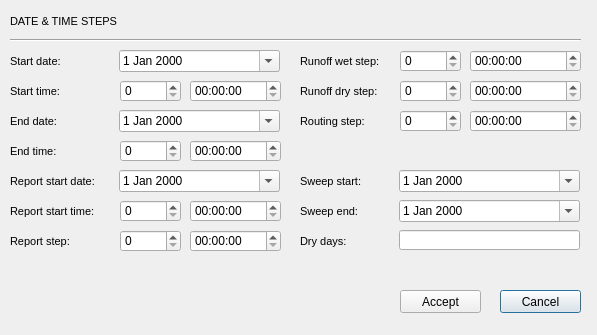
Above: ui/ud_times.ui from Giswater/giswater_qgis_plugin before the change. Below: the same form after it.
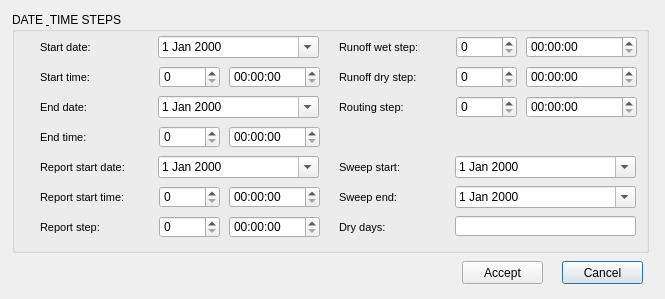
That is the form after the change.

The edit to the form file:
```diff
--- a/ui/ud_times.ui
+++ b/ui/ud_times.ui
@@ -6,56 +6,113 @@
    <rect>
     <x>0</x>
     <y>0</y>
-    <width>597</width>
-    <height>335</height>
+    <width>665</width>
+    <height>299</height>
    </rect>
   </property>
   <property name="windowTitle">
    <string>Timeseries</string>
   </property>
-  <widget class="QLabel" name="label_start_time">
+  <widget class="QPushButton" name="btn_cancel">
    <property name="geometry">
     <rect>
-     <x>10</x>
-     <y>80</y>
-     <width>71</width>
-     <height>22</height>
+     <x>562</x>
+     <y>261</y>
+     <width>81</width>
+     <height>23</height>
     </rect>
    </property>
-   <property name="font">
-    <font>
-     <pointsize>8</pointsize>
-     <italic>false</italic>
-    </font>
+   <property name="text">
+    <string>Cancel</string>
    </property>
-   <property name="frameShape">
-    <enum>QFrame::NoFrame</enum>
+  </widget>
+  <widget class="QPushButton" name="btn_accept">
+   <property name="geometry">
+    <rect>
+     <x>462</x>
+     <y>261</y>
+     <width>81</width>
+     <height>23</height>
+    </rect>
    </property>
-   <property name="frameShadow">
-    <enum>QFrame::Plain</enum>
-   </property>
    <property name="text">
-    <string>Start time:</string>
+    <string>Accept</string>
    </property>
-   <property name="textFormat">
-    <enum>Qt::AutoText</enum>
+  </widget>
+  <widget class="QGroupBox" name="groupBox">
+   <property name="geometry">
+    <rect>
+     <x>12</x>
+     <y>12</y>
+     <width>637</width>
+     <height>241</height>
+    </rect>
    </property>
-   <property name="scaledContents">
-    <bool>false</bool>
+   <property name="title">
+    <string>DATE &amp; TIME STEPS</string>
    </property>
-   <property name="alignment">
-    <set>Qt::AlignLeading|Qt::AlignLeft|Qt::AlignVCenter</set>
-   </property>
-   <property name="margin">
-    <number>3</number>
+   <widget class="QSpinBox" name="report_start_time_day">
+    <property name="geometry">
+     <rect>
+      <x>147</x>
+      <y>174</y>
+      <width>61</width>
+      <height>22</height>
+     </rect>
+    </property>
+   </widget>
+   <widget class="QDateEdit" name="end_date">
+    <property name="geometry">
+     <rect>
+      <x>146</x>
+      <y>84</y>
+      <width>161</width>
+      <height>22</height>
+     </rect>
+    </property>
+    <property name="calendarPopup">
+     <bool>true</bool>
+    </property>
+   </widget>
+   <widget class="QSpinBox" name="dry_step_day">
+    <property name="geometry">
+     <rect>
+      <x>444</x>
+      <y>54</y>
+      <width>61</width>
+      <height>22</height>
+     </rect>
+    </property>
+   </widget>
+   <widget class="QTimeEdit" name="dry_step">
+    <property name="geometry">
+     <rect>
+      <x>514</x>
+      <y>54</y>
+      <width>111</width>
+      <height>22</height>
+     </rect>
+    </property>
+   </widget>
+   <widget class="QDateEdit" name="sweep_start">
+    <property name="geometry">
+     <rect>
+      <x>443</x>
+      <y>144</y>
+      <width>181</width>
+      <height>22</height>
+     </rect>
+    </property>
+    <property name="calendarPopup">
+     <bool>true</bool>
    </property>
   </widget>
   <widget class="QLabel" name="label_start_date">
    <property name="geometry">
     <rect>
-     <x>10</x>
-     <y>50</y>
-     <width>61</width>
+      <x>28</x>
+      <y>24</y>
+      <width>97</width>
      <height>22</height>
     </rect>
    </property>
@@ -87,210 +144,30 @@
     <number>3</number>
    </property>
   </widget>
-  <widget class="QLabel" name="label_date_time_steps">
+   <widget class="QLineEdit" name="dry_days">
    <property name="geometry">
     <rect>
-     <x>10</x>
-     <y>10</y>
-     <width>111</width>
-     <height>22</height>
-    </rect>
-   </property>
-   <property name="font">
-    <font>
-     <pointsize>8</pointsize>
-     <italic>false</italic>
-    </font>
-   </property>
-   <property name="frameShape">
-    <enum>QFrame::NoFrame</enum>
-   </property>
-   <property name="frameShadow">
-    <enum>QFrame::Plain</enum>
-   </property>
-   <property name="text">
-    <string>DATE &amp; TIME STEPS</string>
-   </property>
-   <property name="textFormat">
-    <enum>Qt::AutoText</enum>
-   </property>
-   <property name="scaledContents">
-    <bool>false</bool>
-   </property>
-   <property name="alignment">
-    <set>Qt::AlignLeading|Qt::AlignLeft|Qt::AlignVCenter</set>
-   </property>
-   <property name="margin">
-    <number>3</number>
-   </property>
-  </widget>
-  <widget class="Line" name="line">
-   <property name="geometry">
-    <rect>
-     <x>10</x>
-     <y>30</y>
-     <width>571</width>
+      <x>443</x>
+      <y>204</y>
+      <width>181</width>
      <height>20</height>
     </rect>
    </property>
-   <property name="orientation">
-    <enum>Qt::Horizontal</enum>
-   </property>
-  </widget>
-  <widget class="QLabel" name="label_endtime">
-   <property name="geometry">
-    <rect>
-     <x>10</x>
-     <y>140</y>
-     <width>81</width>
-     <height>22</height>
-    </rect>
-   </property>
    <property name="font">
     <font>
-     <pointsize>8</pointsize>
-     <italic>false</italic>
-    </font>
-   </property>
-   <property name="frameShape">
-    <enum>QFrame::NoFrame</enum>
-   </property>
-   <property name="frameShadow">
-    <enum>QFrame::Plain</enum>
-   </property>
+      <italic>true</italic>
+     </font>
+    </property>
    <property name="text">
-    <string>End time:</string>
-   </property>
-   <property name="textFormat">
-    <enum>Qt::AutoText</enum>
-   </property>
-   <property name="scaledContents">
-    <bool>false</bool>
-   </property>
-   <property name="alignment">
-    <set>Qt::AlignLeading|Qt::AlignLeft|Qt::AlignVCenter</set>
-   </property>
-   <property name="margin">
-    <number>3</number>
-   </property>
-  </widget>
-  <widget class="QLabel" name="label_enddate">
-   <property name="geometry">
-    <rect>
-     <x>10</x>
-     <y>110</y>
-     <width>81</width>
-     <height>22</height>
-    </rect>
-   </property>
-   <property name="font">
-    <font>
-     <pointsize>8</pointsize>
-     <italic>false</italic>
-    </font>
-   </property>
-   <property name="frameShape">
-    <enum>QFrame::NoFrame</enum>
-   </property>
-   <property name="frameShadow">
-    <enum>QFrame::Plain</enum>
-   </property>
-   <property name="text">
-    <string>End date:</string>
-   </property>
-   <property name="textFormat">
-    <enum>Qt::AutoText</enum>
-   </property>
-   <property name="scaledContents">
-    <bool>false</bool>
-   </property>
-   <property name="alignment">
-    <set>Qt::AlignLeading|Qt::AlignLeft|Qt::AlignVCenter</set>
-   </property>
-   <property name="margin">
-    <number>3</number>
-   </property>
-  </widget>
-  <widget class="QLabel" name="label_report_start_time">
-   <property name="geometry">
-    <rect>
-     <x>10</x>
-     <y>200</y>
-     <width>91</width>
-     <height>22</height>
-    </rect>
-   </property>
-   <property name="font">
-    <font>
-     <pointsize>8</pointsize>
-     <italic>false</italic>
-    </font>
-   </property>
-   <property name="frameShape">
-    <enum>QFrame::NoFrame</enum>
-   </property>
-   <property name="frameShadow">
-    <enum>QFrame::Plain</enum>
-   </property>
-   <property name="text">
-    <string>Report start time:</string>
-   </property>
-   <property name="textFormat">
-    <enum>Qt::AutoText</enum>
-   </property>
-   <property name="scaledContents">
-    <bool>false</bool>
-   </property>
-   <property name="alignment">
-    <set>Qt::AlignLeading|Qt::AlignLeft|Qt::AlignVCenter</set>
-   </property>
-   <property name="margin">
-    <number>3</number>
-   </property>
-  </widget>
-  <widget class="QLabel" name="label_sweep_start">
-   <property name="geometry">
-    <rect>
-     <x>300</x>
-     <y>170</y>
-     <width>81</width>
-     <height>22</height>
-    </rect>
-   </property>
-   <property name="font">
-    <font>
-     <pointsize>8</pointsize>
-     <italic>false</italic>
-    </font>
-   </property>
-   <property name="frameShape">
-    <enum>QFrame::NoFrame</enum>
-   </property>
-   <property name="frameShadow">
-    <enum>QFrame::Plain</enum>
-   </property>
-   <property name="text">
-    <string>Sweep start:</string>
-   </property>
-   <property name="textFormat">
-    <enum>Qt::AutoText</enum>
-   </property>
-   <property name="scaledContents">
-    <bool>false</bool>
-   </property>
-   <property name="alignment">
-    <set>Qt::AlignLeading|Qt::AlignLeft|Qt::AlignVCenter</set>
-   </property>
-   <property name="margin">
-    <number>3</number>
+     <string/>
    </property>
   </widget>
   <widget class="QLabel" name="label_dry_step">
    <property name="geometry">
     <rect>
-     <x>300</x>
-     <y>80</y>
-     <width>91</width>
+      <x>327</x>
+      <y>54</y>
+      <width>115</width>
      <height>22</height>
     </rect>
    </property>
@@ -322,86 +199,32 @@
     <number>3</number>
    </property>
   </widget>
-  <widget class="QLabel" name="label_wet_step">
+   <widget class="QTimeEdit" name="wet_step">
    <property name="geometry">
     <rect>
-     <x>300</x>
-     <y>50</y>
+      <x>514</x>
+      <y>24</y>
      <width>111</width>
      <height>22</height>
     </rect>
    </property>
-   <property name="font">
-    <font>
-     <pointsize>8</pointsize>
-     <italic>false</italic>
-    </font>
-   </property>
-   <property name="frameShape">
-    <enum>QFrame::NoFrame</enum>
-   </property>
-   <property name="frameShadow">
-    <enum>QFrame::Plain</enum>
-   </property>
-   <property name="text">
-    <string>Runoff wet step:</string>
-   </property>
-   <property name="textFormat">
-    <enum>Qt::AutoText</enum>
-   </property>
-   <property name="scaledContents">
-    <bool>false</bool>
-   </property>
-   <property name="alignment">
-    <set>Qt::AlignLeading|Qt::AlignLeft|Qt::AlignVCenter</set>
-   </property>
-   <property name="margin">
-    <number>3</number>
-   </property>
-  </widget>
-  <widget class="QLabel" name="label_sweep_end">
+   </widget>
+   <widget class="QSpinBox" name="wet_step_day">
    <property name="geometry">
     <rect>
-     <x>300</x>
-     <y>200</y>
-     <width>81</width>
+      <x>444</x>
+      <y>24</y>
+      <width>61</width>
      <height>22</height>
     </rect>
    </property>
-   <property name="font">
-    <font>
-     <pointsize>8</pointsize>
-     <italic>false</italic>
-    </font>
-   </property>
-   <property name="frameShape">
-    <enum>QFrame::NoFrame</enum>
-   </property>
-   <property name="frameShadow">
-    <enum>QFrame::Plain</enum>
-   </property>
-   <property name="text">
-    <string>Sweep end:</string>
-   </property>
-   <property name="textFormat">
-    <enum>Qt::AutoText</enum>
-   </property>
-   <property name="scaledContents">
-    <bool>false</bool>
-   </property>
-   <property name="alignment">
-    <set>Qt::AlignLeading|Qt::AlignLeft|Qt::AlignVCenter</set>
-   </property>
-   <property name="margin">
-    <number>3</number>
-   </property>
-  </widget>
-  <widget class="QLabel" name="label_routing_step">
+   </widget>
+   <widget class="QLabel" name="label_start_time">
    <property name="geometry">
     <rect>
-     <x>300</x>
-     <y>110</y>
-     <width>111</width>
+      <x>28</x>
+      <y>54</y>
+      <width>100</width>
      <height>22</height>
     </rect>
    </property>
@@ -418,7 +241,7 @@
     <enum>QFrame::Plain</enum>
    </property>
    <property name="text">
-    <string>Routing step:</string>
+     <string>Start time:</string>
    </property>
    <property name="textFormat">
     <enum>Qt::AutoText</enum>
@@ -433,48 +256,21 @@
     <number>3</number>
    </property>
   </widget>
-  <widget class="QLabel" name="label_report_start_date">
+   <widget class="QSpinBox" name="report_step_day">
    <property name="geometry">
     <rect>
-     <x>10</x>
-     <y>170</y>
-     <width>101</width>
+      <x>147</x>
+      <y>204</y>
+      <width>61</width>
      <height>22</height>
     </rect>
    </property>
-   <property name="font">
-    <font>
-     <pointsize>8</pointsize>
-     <italic>false</italic>
-    </font>
-   </property>
-   <property name="frameShape">
-    <enum>QFrame::NoFrame</enum>
-   </property>
-   <property name="frameShadow">
-    <enum>QFrame::Plain</enum>
-   </property>
-   <property name="text">
-    <string>Report start date:</string>
-   </property>
-   <property name="textFormat">
-    <enum>Qt::AutoText</enum>
-   </property>
-   <property name="scaledContents">
-    <bool>false</bool>
-   </property>
-   <property name="alignment">
-    <set>Qt::AlignLeading|Qt::AlignLeft|Qt::AlignVCenter</set>
-   </property>
-   <property name="margin">
-    <number>3</number>
-   </property>
   </widget>
   <widget class="QLabel" name="label_report_step">
    <property name="geometry">
     <rect>
-     <x>10</x>
-     <y>230</y>
+      <x>28</x>
+      <y>204</y>
      <width>101</width>
      <height>22</height>
     </rect>
@@ -507,25 +303,59 @@
     <number>3</number>
    </property>
   </widget>
-  <widget class="QDateEdit" name="start_date">
+   <widget class="QTimeEdit" name="endtime">
    <property name="geometry">
     <rect>
-     <x>119</x>
-     <y>50</y>
-     <width>161</width>
+      <x>217</x>
+      <y>114</y>
+      <width>91</width>
      <height>22</height>
     </rect>
    </property>
-   <property name="calendarPopup">
-    <bool>true</bool>
+   </widget>
+   <widget class="QLabel" name="label_report_start_date">
+    <property name="geometry">
+     <rect>
+      <x>28</x>
+      <y>144</y>
+      <width>115</width>
+      <height>22</height>
+     </rect>
+    </property>
+    <property name="font">
+     <font>
+      <pointsize>8</pointsize>
+      <italic>false</italic>
+     </font>
+    </property>
+    <property name="frameShape">
+     <enum>QFrame::NoFrame</enum>
+    </property>
+    <property name="frameShadow">
+     <enum>QFrame::Plain</enum>
+    </property>
+    <property name="text">
+     <string>Report start date:</string>
+    </property>
+    <property name="textFormat">
+     <enum>Qt::AutoText</enum>
+    </property>
+    <property name="scaledContents">
+     <bool>false</bool>
+    </property>
+    <property name="alignment">
+     <set>Qt::AlignLeading|Qt::AlignLeft|Qt::AlignVCenter</set>
+    </property>
+    <property name="margin">
+     <number>3</number>
    </property>
   </widget>
   <widget class="QLabel" name="label_dry_days">
    <property name="geometry">
     <rect>
-     <x>300</x>
-     <y>230</y>
-     <width>81</width>
+      <x>327</x>
+      <y>204</y>
+      <width>109</width>
      <height>22</height>
     </rect>
    </property>
@@ -557,241 +387,374 @@
     <number>3</number>
    </property>
   </widget>
-  <widget class="QTimeEdit" name="report_step">
+   <widget class="QLabel" name="label_report_start_time">
    <property name="geometry">
     <rect>
-     <x>190</x>
-     <y>230</y>
-     <width>91</width>
+      <x>28</x>
+      <y>174</y>
+      <width>112</width>
      <height>22</height>
     </rect>
    </property>
-  </widget>
-  <widget class="QTimeEdit" name="start_time">
-   <property name="geometry">
-    <rect>
-     <x>190</x>
-     <y>80</y>
-     <width>91</width>
-     <height>22</height>
-    </rect>
-   </property>
-  </widget>
-  <widget class="QDateEdit" name="end_date">
-   <property name="geometry">
-    <rect>
-     <x>119</x>
-     <y>110</y>
-     <width>161</width>
-     <height>22</height>
-    </rect>
-   </property>
-   <property name="calendarPopup">
-    <bool>true</bool>
-   </property>
-  </widget>
-  <widget class="QTimeEdit" name="endtime">
-   <property name="geometry">
-    <rect>
-     <x>190</x>
-     <y>140</y>
-     <width>91</width>
-     <height>22</height>
-    </rect>
-   </property>
-  </widget>
-  <widget class="QDateEdit" name="report_start_date">
-   <property name="geometry">
-    <rect>
-     <x>119</x>
-     <y>170</y>
-     <width>161</width>
-     <height>22</height>
-    </rect>
-   </property>
-   <property name="calendarPopup">
-    <bool>true</bool>
-   </property>
-  </widget>
-  <widget class="QTimeEdit" name="wet_step">
-   <property name="geometry">
-    <rect>
-     <x>470</x>
-     <y>50</y>
-     <width>111</width>
-     <height>22</height>
-    </rect>
-   </property>
-  </widget>
-  <widget class="QTimeEdit" name="dry_step">
+    <property name="font">
+     <font>
+      <pointsize>8</pointsize>
+      <italic>false</italic>
+     </font>
+    </property>
+    <property name="frameShape">
+     <enum>QFrame::NoFrame</enum>
+    </property>
+    <property name="frameShadow">
+     <enum>QFrame::Plain</enum>
+    </property>
+    <property name="text">
+     <string>Report start time:</string>
+    </property>
+    <property name="textFormat">
+     <enum>Qt::AutoText</enum>
+    </property>
+    <property name="scaledContents">
+     <bool>false</bool>
+    </property>
+    <property name="alignment">
+     <set>Qt::AlignLeading|Qt::AlignLeft|Qt::AlignVCenter</set>
+    </property>
+    <property name="margin">
+     <number>3</number>
+    </property>
+   </widget>
+   <widget class="QLabel" name="label_endtime">
    <property name="geometry">
     <rect>
-     <x>470</x>
-     <y>80</y>
-     <width>111</width>
+      <x>28</x>
+      <y>114</y>
+      <width>81</width>
      <height>22</height>
     </rect>
    </property>
+    <property name="font">
+     <font>
+      <pointsize>8</pointsize>
+      <italic>false</italic>
+     </font>
+    </property>
+    <property name="frameShape">
+     <enum>QFrame::NoFrame</enum>
+    </property>
+    <property name="frameShadow">
+     <enum>QFrame::Plain</enum>
+    </property>
+    <property name="text">
+     <string>End time:</string>
+    </property>
+    <property name="textFormat">
+     <enum>Qt::AutoText</enum>
+    </property>
+    <property name="scaledContents">
+     <bool>false</bool>
+    </property>
+    <property name="alignment">
+     <set>Qt::AlignLeading|Qt::AlignLeft|Qt::AlignVCenter</set>
+    </property>
+    <property name="margin">
+     <number>3</number>
+    </property>
   </widget>
   <widget class="QTimeEdit" name="routing_step">
    <property name="geometry">
     <rect>
-     <x>470</x>
-     <y>110</y>
+      <x>514</x>
+      <y>84</y>
      <width>111</width>
      <height>22</height>
     </rect>
    </property>
   </widget>
-  <widget class="QLineEdit" name="dry_days">
-   <property name="geometry">
-    <rect>
-     <x>399</x>
-     <y>230</y>
-     <width>181</width>
-     <height>20</height>
-    </rect>
-   </property>
-   <property name="font">
-    <font>
-     <italic>true</italic>
-    </font>
-   </property>
-   <property name="text">
-    <string/>
-   </property>
-  </widget>
-  <widget class="QDateEdit" name="sweep_start">
-   <property name="geometry">
-    <rect>
-     <x>399</x>
-     <y>170</y>
-     <width>181</width>
-     <height>22</height>
-    </rect>
-   </property>
-   <property name="calendarPopup">
-    <bool>true</bool>
-   </property>
-  </widget>
-  <widget class="QDateEdit" name="sweep_end">
-   <property name="geometry">
-    <rect>
-     <x>399</x>
-     <y>200</y>
-     <width>181</width>
-     <height>22</height>
-    </rect>
-   </property>
-   <property name="calendarPopup">
-    <bool>true</bool>
-   </property>
-  </widget>
-  <widget class="QSpinBox" name="start_time_day">
-   <property name="geometry">
-    <rect>
-     <x>120</x>
-     <y>80</y>
-     <width>61</width>
-     <height>22</height>
-    </rect>
-   </property>
-  </widget>
-  <widget class="QSpinBox" name="end_time_day">
-   <property name="geometry">
-    <rect>
-     <x>120</x>
-     <y>140</y>
-     <width>61</width>
-     <height>22</height>
-    </rect>
-   </property>
-  </widget>
-  <widget class="QSpinBox" name="report_step_day">
-   <property name="geometry">
-    <rect>
-     <x>120</x>
-     <y>230</y>
-     <width>61</width>
-     <height>22</height>
-    </rect>
-   </property>
-  </widget>
-  <widget class="QSpinBox" name="wet_step_day">
-   <property name="geometry">
-    <rect>
-     <x>400</x>
-     <y>50</y>
-     <width>61</width>
-     <height>22</height>
-    </rect>
-   </property>
-  </widget>
-  <widget class="QSpinBox" name="dry_step_day">
-   <property name="geometry">
-    <rect>
-     <x>400</x>
-     <y>80</y>
-     <width>61</width>
-     <height>22</height>
-    </rect>
-   </property>
-  </widget>
   <widget class="QSpinBox" name="routing_step_day">
    <property name="geometry">
     <rect>
-     <x>400</x>
-     <y>110</y>
+      <x>444</x>
+      <y>84</y>
      <width>61</width>
      <height>22</height>
     </rect>
    </property>
   </widget>
+   <widget class="QDateEdit" name="start_date">
+    <property name="geometry">
+     <rect>
+      <x>146</x>
+      <y>24</y>
+      <width>161</width>
+      <height>22</height>
+     </rect>
+    </property>
+    <property name="calendarPopup">
+     <bool>true</bool>
+    </property>
+   </widget>
+   <widget class="QSpinBox" name="end_time_day">
+    <property name="geometry">
+     <rect>
+      <x>147</x>
+      <y>114</y>
+      <width>61</width>
+      <height>22</height>
+     </rect>
+    </property>
+   </widget>
+   <widget class="QLabel" name="label_enddate">
+    <property name="geometry">
+     <rect>
+      <x>28</x>
+      <y>84</y>
+      <width>81</width>
+      <height>22</height>
+     </rect>
+    </property>
+    <property name="font">
+     <font>
+      <pointsize>8</pointsize>
+      <italic>false</italic>
+     </font>
+    </property>
+    <property name="frameShape">
+     <enum>QFrame::NoFrame</enum>
+    </property>
+    <property name="frameShadow">
+     <enum>QFrame::Plain</enum>
+    </property>
+    <property name="text">
+     <string>End date:</string>
+    </property>
+    <property name="textFormat">
+     <enum>Qt::AutoText</enum>
+    </property>
+    <property name="scaledContents">
+     <bool>false</bool>
+    </property>
+    <property name="alignment">
+     <set>Qt::AlignLeading|Qt::AlignLeft|Qt::AlignVCenter</set>
+    </property>
+    <property name="margin">
+     <number>3</number>
+    </property>
+   </widget>
+   <widget class="QLabel" name="label_wet_step">
+    <property name="geometry">
+     <rect>
+      <x>327</x>
+      <y>24</y>
+      <width>115</width>
+      <height>22</height>
+     </rect>
+    </property>
+    <property name="font">
+     <font>
+      <pointsize>8</pointsize>
+      <italic>false</italic>
+     </font>
+    </property>
+    <property name="frameShape">
+     <enum>QFrame::NoFrame</enum>
+    </property>
+    <property name="frameShadow">
+     <enum>QFrame::Plain</enum>
+    </property>
+    <property name="text">
+     <string>Runoff wet step:</string>
+    </property>
+    <property name="textFormat">
+     <enum>Qt::AutoText</enum>
+    </property>
+    <property name="scaledContents">
+     <bool>false</bool>
+    </property>
+    <property name="alignment">
+     <set>Qt::AlignLeading|Qt::AlignLeft|Qt::AlignVCenter</set>
+    </property>
+    <property name="margin">
+     <number>3</number>
+    </property>
+   </widget>
+   <widget class="QDateEdit" name="sweep_end">
+    <property name="geometry">
+     <rect>
+      <x>443</x>
+      <y>174</y>
+      <width>181</width>
+      <height>22</height>
+     </rect>
+    </property>
+    <property name="calendarPopup">
+     <bool>true</bool>
+    </property>
+   </widget>
+   <widget class="QTimeEdit" name="report_step">
+    <property name="geometry">
+     <rect>
+      <x>217</x>
+      <y>204</y>
+      <width>91</width>
+      <height>22</height>
+     </rect>
+    </property>
+   </widget>
+   <widget class="QDateEdit" name="report_start_date">
+    <property name="geometry">
+     <rect>
+      <x>146</x>
+      <y>144</y>
+      <width>161</width>
+      <height>22</height>
+     </rect>
+    </property>
+    <property name="calendarPopup">
+     <bool>true</bool>
+    </property>
+   </widget>
   <widget class="QTimeEdit" name="report_start_time">
    <property name="geometry">
     <rect>
-     <x>190</x>
-     <y>200</y>
+      <x>217</x>
+      <y>174</y>
      <width>91</width>
      <height>22</height>
     </rect>
    </property>
   </widget>
-  <widget class="QSpinBox" name="report_start_time_day">
+   <widget class="QLabel" name="label_sweep_start">
    <property name="geometry">
     <rect>
-     <x>120</x>
-     <y>200</y>
+      <x>327</x>
+      <y>144</y>
+      <width>112</width>
+      <height>22</height>
+     </rect>
+    </property>
+    <property name="font">
+     <font>
+      <pointsize>8</pointsize>
+      <italic>false</italic>
+     </font>
+    </property>
+    <property name="frameShape">
+     <enum>QFrame::NoFrame</enum>
+    </property>
+    <property name="frameShadow">
+     <enum>QFrame::Plain</enum>
+    </property>
+    <property name="text">
+     <string>Sweep start:</string>
+    </property>
+    <property name="textFormat">
+     <enum>Qt::AutoText</enum>
+    </property>
+    <property name="scaledContents">
+     <bool>false</bool>
+    </property>
+    <property name="alignment">
+     <set>Qt::AlignLeading|Qt::AlignLeft|Qt::AlignVCenter</set>
+    </property>
+    <property name="margin">
+     <number>3</number>
+    </property>
+   </widget>
+   <widget class="QTimeEdit" name="start_time">
+    <property name="geometry">
+     <rect>
+      <x>217</x>
+      <y>54</y>
+      <width>91</width>
+      <height>22</height>
+     </rect>
+    </property>
+   </widget>
+   <widget class="QLabel" name="label_routing_step">
+    <property name="geometry">
+     <rect>
+      <x>327</x>
+      <y>84</y>
+      <width>111</width>
+      <height>22</height>
+     </rect>
+    </property>
+    <property name="font">
+     <font>
+      <pointsize>8</pointsize>
+      <italic>false</italic>
+     </font>
+    </property>
+    <property name="frameShape">
+     <enum>QFrame::NoFrame</enum>
+    </property>
+    <property name="frameShadow">
+     <enum>QFrame::Plain</enum>
+    </property>
+    <property name="text">
+     <string>Routing step:</string>
+    </property>
+    <property name="textFormat">
+     <enum>Qt::AutoText</enum>
+    </property>
+    <property name="scaledContents">
+     <bool>false</bool>
+    </property>
+    <property name="alignment">
+     <set>Qt::AlignLeading|Qt::AlignLeft|Qt::AlignVCenter</set>
+    </property>
+    <property name="margin">
+     <number>3</number>
+    </property>
+   </widget>
+   <widget class="QLabel" name="label_sweep_end">
+    <property name="geometry">
+     <rect>
+      <x>327</x>
+      <y>174</y>
+      <width>106</width>
+      <height>22</height>
+     </rect>
+    </property>
+    <property name="font">
+     <font>
+      <pointsize>8</pointsize>
+      <italic>false</italic>
+     </font>
+    </property>
+    <property name="frameShape">
+     <enum>QFrame::NoFrame</enum>
+    </property>
+    <property name="frameShadow">
+     <enum>QFrame::Plain</enum>
+    </property>
+    <property name="text">
+     <string>Sweep end:</string>
+    </property>
+    <property name="textFormat">
+     <enum>Qt::AutoText</enum>
+    </property>
+    <property name="scaledContents">
+     <bool>false</bool>
+    </property>
+    <property name="alignment">
+     <set>Qt::AlignLeading|Qt::AlignLeft|Qt::AlignVCenter</set>
+    </property>
+    <property name="margin">
+     <number>3</number>
+    </property>
+   </widget>
+   <widget class="QSpinBox" name="start_time_day">
+    <property name="geometry">
+     <rect>
+      <x>147</x>
+      <y>54</y>
      <width>61</width>
      <height>22</height>
     </rect>
    </property>
   </widget>
-  <widget class="QPushButton" name="btn_cancel">
-   <property name="geometry">
-    <rect>
-     <x>500</x>
-     <y>290</y>
-     <width>81</width>
-     <height>23</height>
-    </rect>
-   </property>
-   <property name="text">
-    <string>Cancel</string>
-   </property>
-  </widget>
-  <widget class="QPushButton" name="btn_accept">
-   <property name="geometry">
-    <rect>
-     <x>400</x>
-     <y>290</y>
-     <width>81</width>
-     <height>23</height>
-    </rect>
-   </property>
-   <property name="text">
-    <string>Accept</string>
-   </property>
   </widget>
  </widget>
  <tabstops>
```
Lines whose indentation alone changed are shown as unchanged.
